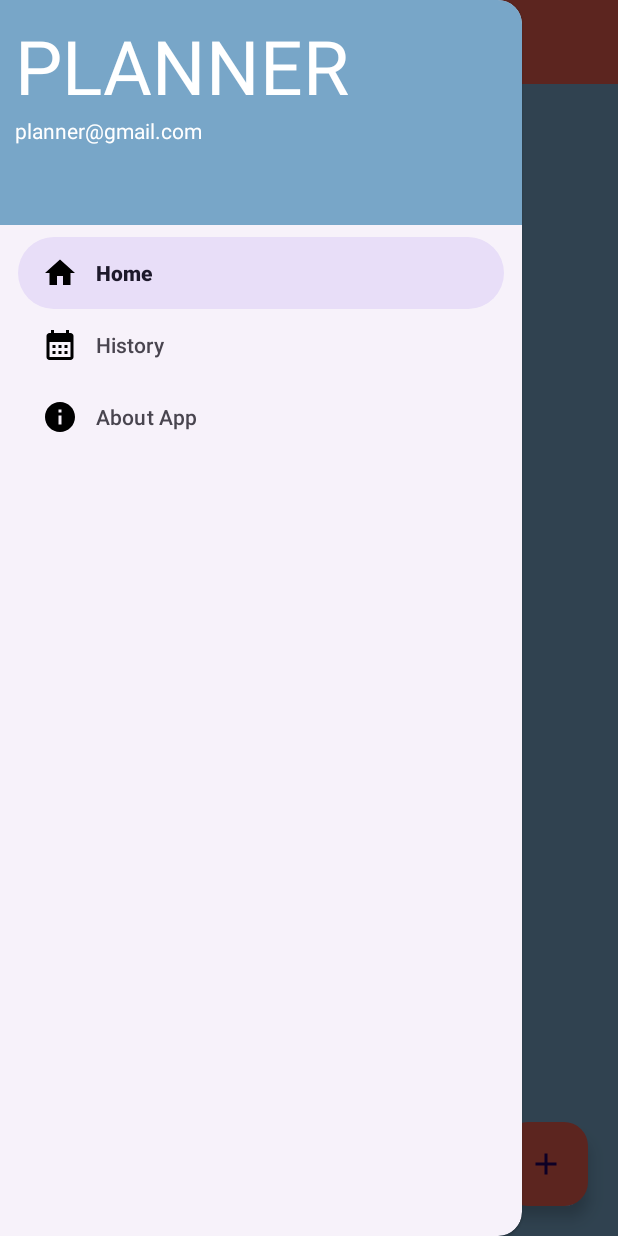
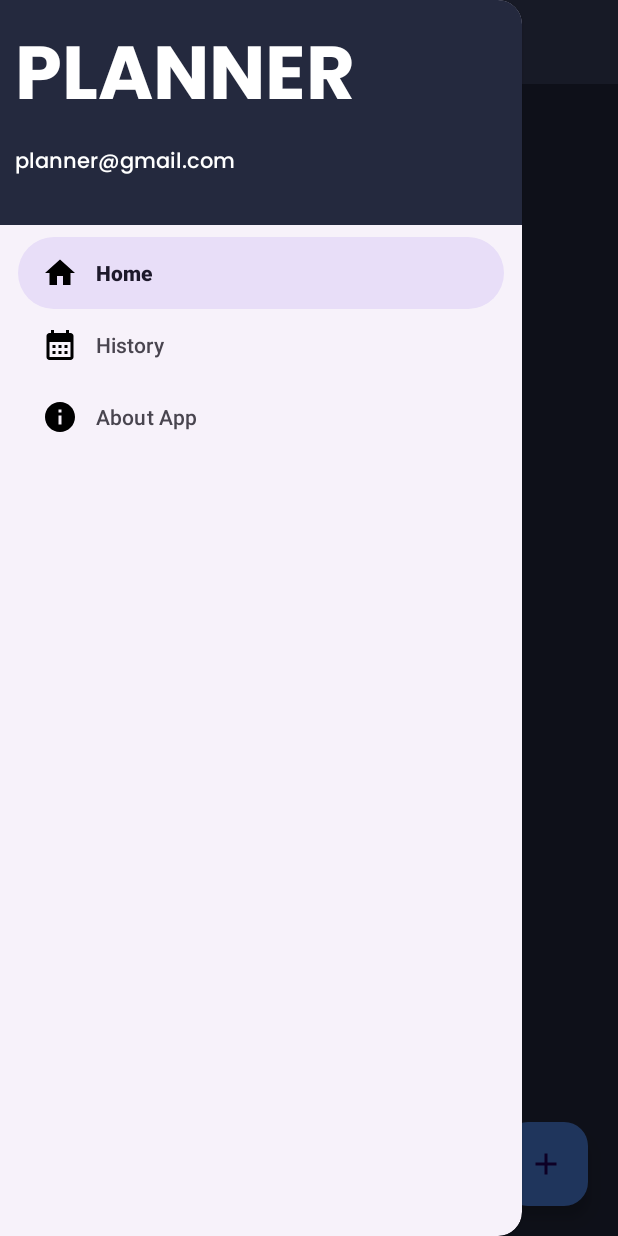
Before and after one commit to KristineMagdalene/OdysseyMate, an Android app: the screen it shows after launch (MainActivity), with the side drawer open, on a phone screen of 412 x 824 dp. Run offline under Robolectric (Android 15) with nearby library versions, the phone set to English and light mode, and no system bars; our stand-ins replace Firebase (no records; nobody signed in at launch, a user with empty details on screens opened directly).

Commit message:
Semi Complete

```diff
--- a/app/src/main/AndroidManifest.xml
+++ b/app/src/main/AndroidManifest.xml
@@ -2,6 +2,7 @@
 <manifest xmlns:android="http://schemas.android.com/apk/res/android"
     xmlns:tools="http://schemas.android.com/tools">
 
+    <uses-permission android:name="android.permission.POST_NOTIFICATIONS" />
     <application
         android:allowBackup="true"
         android:dataExtractionRules="@xml/data_extraction_rules"
--- a/app/src/main/res/layout/activity_main.xml
+++ b/app/src/main/res/layout/activity_main.xml
@@ -17,7 +17,7 @@
             android:layout_height="56dp"
             android:id="@+id/toolbar"
             android:elevation="4dp"
-            android:background="@color/four"
+            android:background="@color/card"
             android:theme="@style/ThemeOverlay.AppCompat.Dark.ActionBar"
             android:popupTheme="@style/ThemeOverlay.AppCompat.Light"/>
 
--- a/app/src/main/res/layout/activity_splash2.xml
+++ b/app/src/main/res/layout/activity_splash2.xml
@@ -4,6 +4,7 @@
     xmlns:tools="http://schemas.android.com/tools"
     android:layout_width="match_parent"
     android:layout_height="match_parent"
+    android:background="@color/homebg"
     tools:context=".SplashActivity">
 
     <TextView
@@ -12,7 +13,9 @@
         android:layout_height="wrap_content"
         android:gravity="center"
         android:text="Planner"
+        android:fontFamily="@font/bold"
         android:textSize="50sp"
+        android:textColor="@color/white"
         app:layout_constraintBottom_toBottomOf="parent"
         app:layout_constraintEnd_toEndOf="parent"
         app:layout_constraintHorizontal_bias="0.5"
@@ -26,6 +29,8 @@
         android:layout_width="wrap_content"
         android:layout_height="wrap_content"
         android:layout_marginTop="55dp"
+        android:progressTint="@color/white"
+        android:foregroundTint="@color/white"
         app:layout_constraintEnd_toEndOf="parent"
         app:layout_constraintHorizontal_bias="0.5"
         app:layout_constraintStart_toStartOf="parent"
--- a/app/src/main/res/layout/fragment_add_plan.xml
+++ b/app/src/main/res/layout/fragment_add_plan.xml
@@ -39,7 +39,7 @@
         android:id="@+id/imgAdd"
         android:layout_width="239dp"
         android:layout_height="171dp"
-        android:src="@drawable/profile"
+        android:src="@drawable/photo"
         app:layout_constraintEnd_toEndOf="parent"
         app:layout_constraintHorizontal_bias="0.473"
         app:layout_constraintStart_toStartOf="parent"
@@ -121,6 +121,7 @@
         android:layout_width="0dp"
         android:layout_height="wrap_content"
         android:text="Save"
+        android:backgroundTint="@color/homebg"
         android:fontFamily="@font/bold"
         app:layout_constraintEnd_toEndOf="@+id/textInputLayout2"
         app:layout_constraintStart_toStartOf="@+id/textInputLayout2"
--- a/app/src/main/res/layout/fragment_home.xml
+++ b/app/src/main/res/layout/fragment_home.xml
@@ -3,12 +3,13 @@
     xmlns:app="http://schemas.android.com/apk/res-auto"
     xmlns:tools="http://schemas.android.com/tools"
     android:layout_width="match_parent"
-    android:background="@color/two"
+    android:background="@color/homebg"
     android:layout_height="match_parent"
     tools:context=".MainActivity">
 
     <TextView
         android:id="@+id/textview"
+        android:fontFamily="@font/bold"
         android:layout_width="wrap_content"
         android:layout_height="wrap_content"
         android:layout_centerHorizontal="true"
--- a/app/src/main/res/layout/fragment_item_detail.xml
+++ b/app/src/main/res/layout/fragment_item_detail.xml
@@ -37,6 +37,7 @@
                 android:id="@+id/descriptionTextView"
                 android:layout_width="wrap_content"
                 android:layout_height="wrap_content"
+                android:layout_gravity="center"
                 android:layout_marginTop="8dp"
                 tools:text="Description" />
         </LinearLayout>
--- a/app/src/main/res/layout/nav_header.xml
+++ b/app/src/main/res/layout/nav_header.xml
@@ -5,7 +5,7 @@
     android:layout_height="150dp"
     android:padding="10dp"
     android:orientation="vertical"
-    android:background="@color/two"
+    android:background="@color/homebg"
     android:theme="@style/ThemeOverlay.AppCompat.Dark"
     >
 
@@ -14,12 +14,14 @@
         android:layout_width="wrap_content"
         android:layout_height="wrap_content"
         android:textColor="@color/white"
+        android:fontFamily="@font/bold"
         android:textSize="50sp"
         android:text="PLANNER"/>
     <TextView
         android:layout_width="wrap_content"
         android:layout_height="wrap_content"
         android:layout_gravity="bottom"
+        android:fontFamily="@font/medium"
         android:textColor="@color/white"
         android:text="planner@gmail.com"/>
 </LinearLayout>
--- a/app/src/main/res/values/colors.xml
+++ b/app/src/main/res/values/colors.xml
@@ -4,8 +4,10 @@
     <color name="white">#FFFFFFFF</color>
 
     <color name="one">#326789</color>
+    <color name="homebg">#24293E</color>
+    <color name="card">#3A4260</color>
     <color name="two">#78A6C8</color>
     <color name="three">#E9EEF2</color>
-    <color name="four">#E65C4F</color>
+    <color name="four">#4F86E6</color>
     <color name="five">#5B8291</color>
 </resources>
```
Also changed, not shown: app/src/main/java/com/example/planner/Fragment/AddPlans/AddPlanFragment.java (+25 -0 lines), app/src/main/java/com/example/planner/Fragment/Notification.java (added, +33 -0 lines), app/src/main/java/com/example/planner/Fragment/PlanAdapter.java (+0 -9 lines), app/src/main/res/layout/item_row.xml (+14 -10 lines), app/src/main/res/drawable/photo.png (added).
